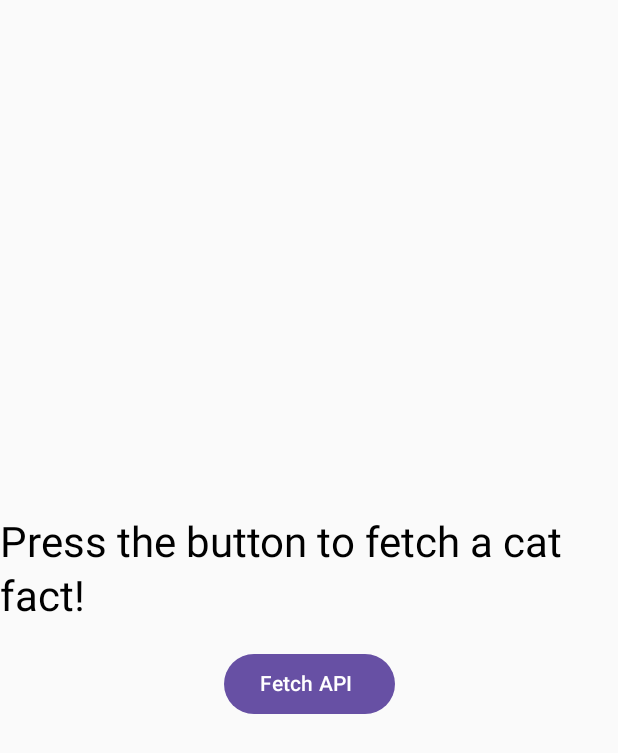
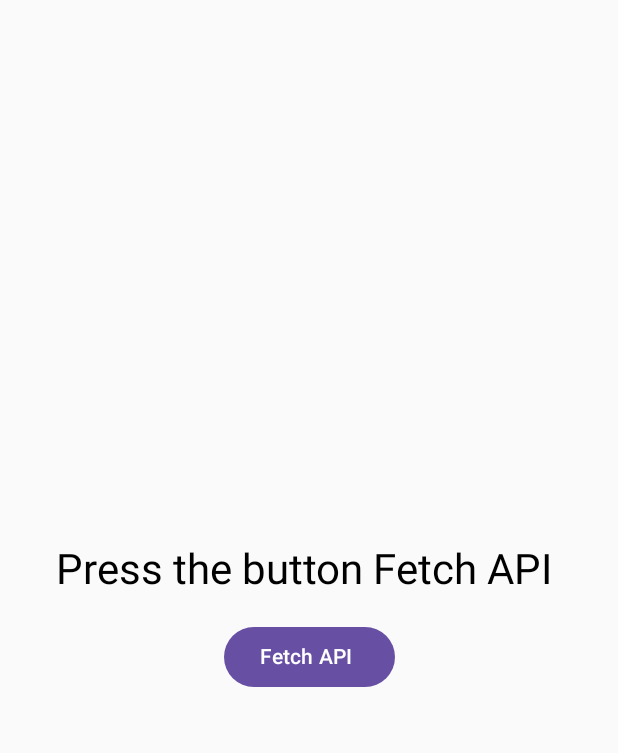
Before and after one commit to manoramk/RetrofitComposeAPIIntegration, an Android app built with Jetpack Compose: the screen it shows after launch (MainActivity), on a phone screen of 412 x 824 dp. Shown: the top 753 px of the screen. Run offline under Robolectric (Android 15) with nearby library versions, the phone set to English and light mode, and no system bars.

Commit message:
name changes

```diff
--- a/app/src/main/java/com/list/retrofitapiintegration/MainActivity.kt
+++ b/app/src/main/java/com/list/retrofitapiintegration/MainActivity.kt
@@ -46,7 +46,7 @@ class MainActivity : ComponentActivity() {
 
     @Composable
     fun ApiIntApp() {
-        var apiInt by remember { mutableStateOf("Press the button to fetch a cat fact!") }
+        var apiInt by remember { mutableStateOf("Press the button Fetch API ") }
 
         Column(
             modifier = Modifier.fillMaxSize(),
--- a/app/src/main/java/com/list/retrofitapiintegration/WeatherApiService.kt
+++ b/app/src/main/java/com/list/retrofitapiintegration/WeatherApiService.kt
@@ -10,5 +10,5 @@ interface WeatherApiService {
     fun getWeatherData(
         @Query("q") city: String?,
         @Query("appid") apiKey: String?
-    ): Call<WeatherResponse?>?
+    ): Call<MainActivity.WeatherResponse?>?
 }
```
